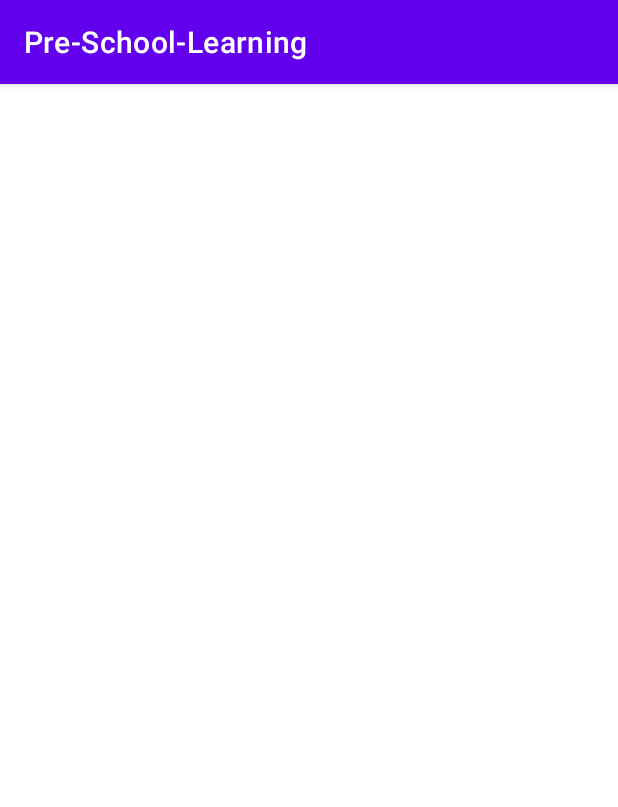
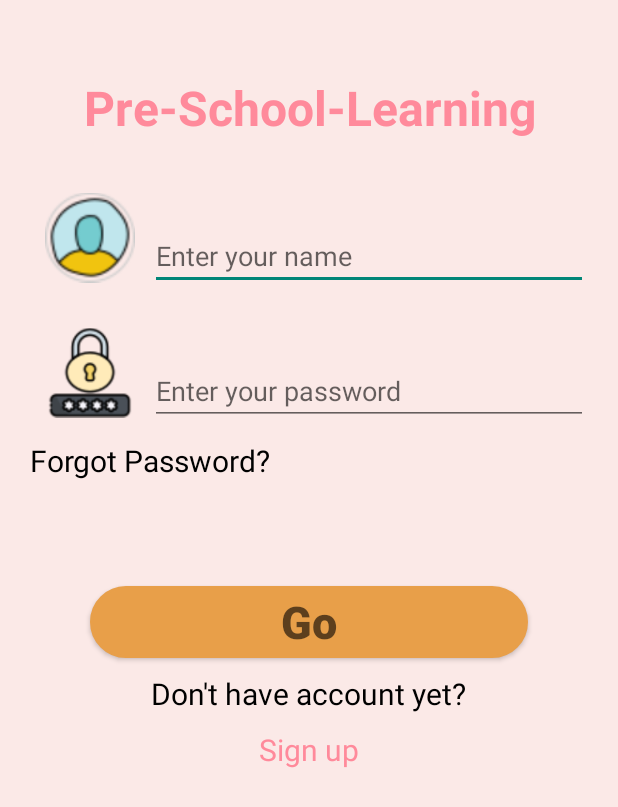
Before and after one commit to mou-smartmux/Pre-School-Learning, an Android app: the screen it shows after launch (CategoryActivity before the commit, Log_in_Activity after it), on a phone screen of 412 x 824 dp. Shown: the top 807 px of the screen. Run offline under Robolectric (Android 15) with nearby library versions, the phone set to English and light mode, and no system bars.

Commit message:
login activity added

```diff
--- a/app/src/main/AndroidManifest.xml
+++ b/app/src/main/AndroidManifest.xml
@@ -9,22 +9,15 @@
         android:roundIcon="@mipmap/ic_launcher_round"
         android:supportsRtl="true"
         android:theme="@style/Theme.PreSchoolLearning">
-
-        <activity android:name="com.mou.preschoollearning.activites.SplashActivity"
-            android:screenOrientation="portrait"
-            android:theme="@style/SplashTheme">
+        <activity android:name=".Log_in_Activity">
             <intent-filter>
                 <action android:name="android.intent.action.MAIN" />
 
                 <category android:name="android.intent.category.LAUNCHER" />
             </intent-filter>
         </activity>
-
-        <activity android:name="com.mou.preschoollearning.activites.CategoryActivity"
-            android:screenOrientation="portrait"/>
-
-        <activity android:name="com.mou.preschoollearning.MainActivity"
-            android:screenOrientation="portrait"/>
+        <activity android:name=".activites.CategoryActivity" />
+        <activity android:name=".MainActivity"></activity>
 
     </application>
 
--- /dev/null
+++ b/app/src/main/java/com/mou/preschoollearning/Log_in_Activity.java
@@ -0,0 +1,14 @@
+package com.mou.preschoollearning;
+
+import androidx.appcompat.app.AppCompatActivity;
+
+import android.os.Bundle;
+
+public class Log_in_Activity extends AppCompatActivity {
+
+    @Override
+    protected void onCreate(Bundle savedInstanceState) {
+        super.onCreate(savedInstanceState);
+        setContentView(R.layout.activity_login);
+    }
+}
--- a/app/src/main/java/com/mou/preschoollearning/activites/SplashActivity.java
+++ b/app/src/main/java/com/mou/preschoollearning/activities/SplashActivity.java
@@ -1,4 +1,4 @@
-package com.mou.preschoollearning.activites;
+package com.mou.preschoollearning.activities;
 
 import androidx.appcompat.app.AppCompatActivity;
 
@@ -8,6 +8,7 @@ import android.os.Handler;
 import android.os.Looper;
 
 import com.mou.preschoollearning.R;
+import com.mou.preschoollearning.activites.CategoryActivity;
 
 public class SplashActivity extends AppCompatActivity {
 
--- /dev/null
+++ b/app/src/main/res/drawable/backgroundlogin.xml
@@ -0,0 +1,8 @@
+<?xml version="1.0" encoding="utf-8"?>
+<shape xmlns:android="http://schemas.android.com/apk/res/android"
+    xmlns:tools="http://schemas.android.com/tools"
+    android:shape="rectangle">
+    <solid android:color="@color/white"/>
+    <stroke android:color="#e89f49" android:width="2dp"/>
+    <corners android:radius="50dp"/>
+</shape>
--- a/app/src/main/res/layout/activity_catagory.xml
+++ b/app/src/main/res/layout/activity_catagory.xml
@@ -4,11 +4,6 @@
     xmlns:tools="http://schemas.android.com/tools"
     android:layout_width="match_parent"
     android:layout_height="match_parent"
-    tools:context=".activites.CategoryActivity">
-
-    <androidx.recyclerview.widget.RecyclerView
-        android:id="@+id/recyclerView"
-        android:layout_width="match_parent"
-        android:layout_height="match_parent"/>
+    tools:context=".activites.CatagoryActivity">
 
 </androidx.constraintlayout.widget.ConstraintLayout>
--- /dev/null
+++ b/app/src/main/res/layout/activity_login.xml
@@ -0,0 +1,114 @@
+<?xml version="1.0" encoding="utf-8"?>
+
+<LinearLayout xmlns:android="http://schemas.android.com/apk/res/android"
+    xmlns:app="http://schemas.android.com/apk/res-auto"
+    xmlns:tools="http://schemas.android.com/tools"
+    android:layout_width="match_parent"
+    android:layout_height="match_parent"
+    tools:context=".MainActivity"
+    android:orientation="vertical"
+    android:background="#fbe9e7">
+
+    <TextView
+        android:layout_height="wrap_content"
+        android:layout_width="match_parent"
+        android:text="Pre-School-Learning"
+        android:gravity="center"
+        android:textSize="32sp"
+        android:layout_marginTop="50dp"
+        android:textStyle="bold"
+        android:textColor="#ff8a9b"
+
+        />
+
+
+    <RelativeLayout
+        android:layout_width="match_parent"
+        android:layout_height="wrap_content"
+        android:padding="20dp">
+
+        <ImageView
+            android:id="@+id/proIcon"
+            android:layout_width="60dp"
+            android:layout_height="70dp"
+            android:layout_margin="10dp"
+            android:src="@drawable/profile_icon" />
+
+        <EditText
+            android:layout_width="match_parent"
+            android:layout_height="wrap_content"
+            android:layout_alignBottom="@+id/proIcon"
+            android:layout_toRightOf="@id/proIcon"
+            android:hint="Enter your name"
+
+            />
+
+        <ImageView
+            android:id="@+id/password"
+            android:layout_width="60dp"
+            android:layout_height="70dp"
+            android:layout_below="@+id/proIcon"
+            android:src="@drawable/password_icon"
+            android:layout_margin="10dp"/>
+
+        <EditText
+            android:id="@+id/editTextPassword"
+            android:layout_width="match_parent"
+            android:layout_height="wrap_content"
+            android:layout_alignBottom="@+id/password"
+            android:layout_toRightOf="@id/password"
+            android:hint="Enter your password"
+
+            />
+        <TextView
+            android:layout_width="wrap_content"
+            android:layout_height="wrap_content"
+            android:layout_gravity="center"
+            android:layout_marginTop="10dp"
+            android:textSize="20sp"
+            android:text="Forgot Password?"
+            android:textColor="@color/black"
+            android:layout_below="@+id/editTextPassword"
+
+            />
+
+
+    </RelativeLayout>
+
+    <Button
+        android:id="@+id/btnlogin"
+        android:layout_width="match_parent"
+        android:layout_height="wrap_content"
+        android:layout_marginLeft="60dp"
+        android:layout_marginTop="50dp"
+        android:layout_marginRight="60dp"
+        android:background="@drawable/backgroundlogin"
+        android:hint="Go"
+        android:textColor="@color/white"
+        android:textSize="30dp"
+        android:textStyle="bold"
+        android:backgroundTint="#e89f49"/>
+
+    <TextView
+        android:layout_width="wrap_content"
+        android:layout_height="wrap_content"
+        android:layout_gravity="center"
+        android:layout_marginTop="10dp"
+        android:textSize="20sp"
+        android:text="Don't have account yet?"
+        android:textColor="@color/black"
+        />
+
+    <TextView
+        android:layout_width="wrap_content"
+        android:layout_height="wrap_content"
+        android:layout_gravity="center"
+        android:layout_marginTop="10dp"
+        android:textSize="20sp"
+        android:text="Sign up"
+        android:textColor="#ff8a9b"
+        />
+
+
+
+</LinearLayout>
--- a/app/src/main/res/layout/activity_splash.xml
+++ b/app/src/main/res/layout/activity_splash.xml
@@ -4,6 +4,6 @@
     xmlns:tools="http://schemas.android.com/tools"
     android:layout_width="match_parent"
     android:layout_height="match_parent"
-    tools:context=".activites.SplashActivity">
+    tools:context=".activities.SplashActivity">
 
 </androidx.constraintlayout.widget.ConstraintLayout>
--- a/app/src/main/res/values/themes.xml
+++ b/app/src/main/res/values/themes.xml
@@ -1,6 +1,6 @@
 <resources xmlns:tools="http://schemas.android.com/tools">
     <!-- Base application theme. -->
-    <style name="Theme.PreSchoolLearning" parent="Theme.MaterialComponents.DayNight.DarkActionBar">
+    <style name="Theme.PreSchoolLearning" parent="Theme.AppCompat.DayNight.NoActionBar">
         <!-- Primary brand color. -->
         <item name="colorPrimary">@color/purple_500</item>
         <item name="colorPrimaryVariant">@color/purple_700</item>
```
Also changed, not shown: app/src/main/res/drawable/password_icon.png (added), app/src/main/res/drawable/profile_icon.png (added).
